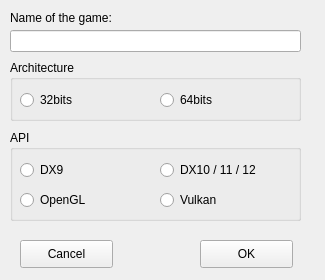
Above: src/ui/game_configs.ui from ddc/ReShadeUtils before the change. Below: the same form after it.
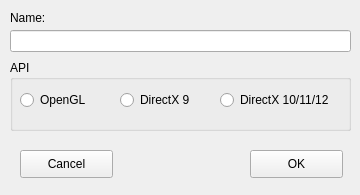
That is the form after the change. Icons and pictures are not drawn.

```diff
--- a/src/ui/game_configs.ui
+++ b/src/ui/game_configs.ui
@@ -6,32 +6,20 @@
    <rect>
     <x>0</x>
     <y>0</y>
-    <width>325</width>
-    <height>280</height>
+    <width>360</width>
+    <height>195</height>
    </rect>
   </property>
   <property name="minimumSize">
    <size>
-    <width>325</width>
-    <height>280</height>
+    <width>360</width>
+    <height>195</height>
    </size>
   </property>
   <property name="maximumSize">
    <size>
-    <width>325</width>
-    <height>280</height>
-   </size>
-  </property>
-  <property name="sizeIncrement">
-   <size>
-    <width>270</width>
-    <height>185</height>
-   </size>
-  </property>
-  <property name="baseSize">
-   <size>
-    <width>270</width>
-    <height>185</height>
+    <width>360</width>
+    <height>195</height>
    </size>
   </property>
   <property name="windowTitle">
@@ -41,7 +29,7 @@
    <property name="geometry">
     <rect>
      <x>20</x>
-     <y>240</y>
+     <y>150</y>
      <width>93</width>
      <height>28</height>
     </rect>
@@ -59,7 +47,7 @@
     <rect>
      <x>10</x>
      <y>30</y>
-     <width>291</width>
+     <width>341</width>
      <height>22</height>
     </rect>
    </property>
@@ -72,19 +60,19 @@
     <rect>
      <x>10</x>
      <y>10</y>
-     <width>291</width>
+     <width>71</width>
      <height>16</height>
     </rect>
    </property>
    <property name="text">
-    <string>Name of the game:</string>
+    <string>Name:</string>
    </property>
   </widget>
   <widget class="QPushButton" name="ok_pushButton">
    <property name="geometry">
     <rect>
-     <x>200</x>
-     <y>240</y>
+     <x>250</x>
+     <y>150</y>
      <width>93</width>
      <height>28</height>
     </rect>
@@ -100,52 +88,13 @@
      <normaloff>../images/apply.png</normaloff>../images/apply.png</iconset>
    </property>
   </widget>
-  <widget class="QGroupBox" name="architecture_groupBox">
-   <property name="geometry">
-    <rect>
-     <x>10</x>
-     <y>60</y>
-     <width>291</width>
-     <height>61</height>
-    </rect>
-   </property>
-   <property name="title">
-    <string>Architecture</string>
-   </property>
-   <widget class="QRadioButton" name="radioButton_32bits">
-    <property name="geometry">
-     <rect>
-      <x>10</x>
-      <y>30</y>
-      <width>95</width>
-      <height>20</height>
-     </rect>
-    </property>
-    <property name="text">
-     <string>32bits</string>
-    </property>
-   </widget>
-   <widget class="QRadioButton" name="radioButton_64bits">
-    <property name="geometry">
-     <rect>
-      <x>150</x>
-      <y>30</y>
-      <width>95</width>
-      <height>20</height>
-     </rect>
-    </property>
-    <property name="text">
-     <string>64bits</string>
-    </property>
-   </widget>
-  </widget>
   <widget class="QGroupBox" name="api_groupBox">
    <property name="geometry">
     <rect>
      <x>10</x>
-     <y>130</y>
-     <width>291</width>
-     <height>91</height>
+     <y>60</y>
+     <width>341</width>
+     <height>71</height>
     </rect>
    </property>
    <property name="title">
@@ -154,35 +103,35 @@
    <widget class="QRadioButton" name="dx9_radioButton">
     <property name="geometry">
      <rect>
-      <x>10</x>
+      <x>110</x>
       <y>30</y>
-      <width>100</width>
+      <width>91</width>
       <height>20</height>
      </rect>
     </property>
     <property name="text">
-     <string>DX9</string>
+     <string>DirectX 9</string>
     </property>
    </widget>
    <widget class="QRadioButton" name="dx_radioButton">
     <property name="geometry">
      <rect>
-      <x>150</x>
+      <x>210</x>
       <y>30</y>
-      <width>131</width>
+      <width>111</width>
       <height>20</height>
      </rect>
     </property>
     <property name="text">
-     <string>DX10 / 11 / 12</string>
+     <string>DirectX 10/11/12</string>
     </property>
    </widget>
    <widget class="QRadioButton" name="opengl_radioButton">
     <property name="geometry">
      <rect>
       <x>10</x>
-      <y>60</y>
-      <width>95</width>
+      <y>30</y>
+      <width>81</width>
       <height>20</height>
      </rect>
     </property>
@@ -190,19 +139,6 @@
      <string>OpenGL</string>
     </property>
    </widget>
-   <widget class="QRadioButton" name="vulkan_radioButton">
-    <property name="geometry">
-     <rect>
-      <x>150</x>
-      <y>60</y>
-      <width>95</width>
-      <height>20</height>
-     </rect>
-    </property>
-    <property name="text">
-     <string>Vulkan</string>
-    </property>
-   </widget>
   </widget>
  </widget>
  <resources/>
```
